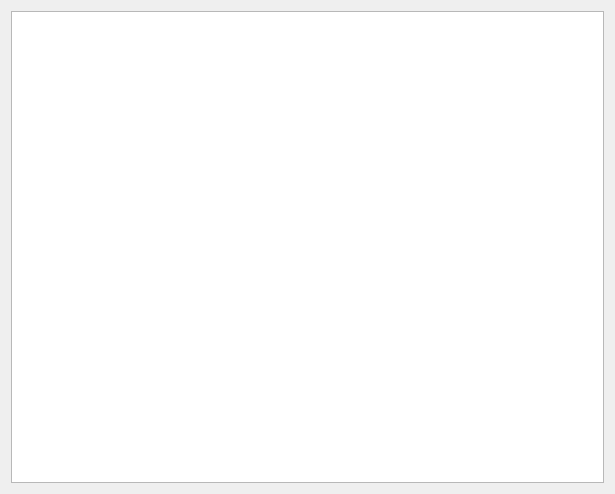
Old version of the form src/qt_ui/pem_editor_widget.ui in the repository Eric-Meunier/Processor-Suite.
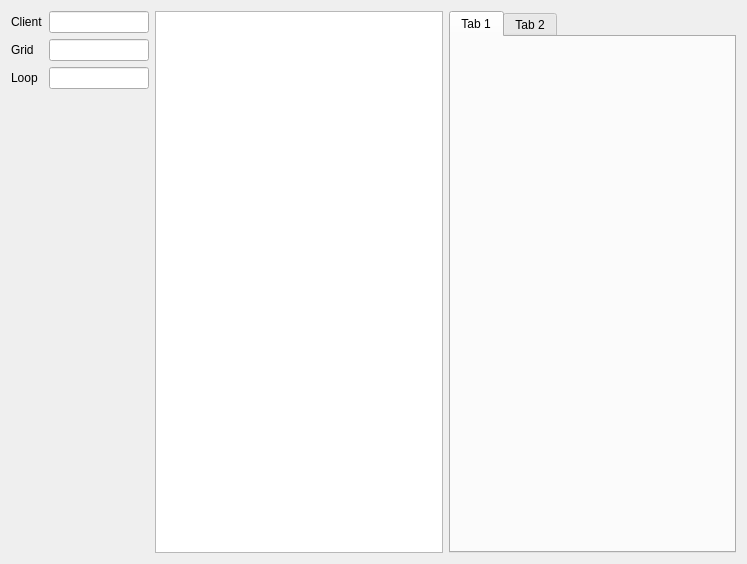
New version of the form.

What changed in the file:
```diff
--- a/src/qt_ui/pem_editor_widget.ui
+++ b/src/qt_ui/pem_editor_widget.ui
@@ -9,16 +9,128 @@
    <rect>
     <x>0</x>
     <y>0</y>
-    <width>615</width>
-    <height>494</height>
+    <width>747</width>
+    <height>564</height>
    </rect>
   </property>
   <property name="windowTitle">
    <string>Form</string>
   </property>
-  <layout class="QGridLayout" name="gridLayout_2">
-   <item row="0" column="0">
-    <widget class="QTableWidget" name="table"/>
+  <layout class="QGridLayout" name="gridLayout">
+   <item row="0" column="0" colspan="2">
+    <layout class="QFormLayout" name="formLayout_2">
+     <item row="0" column="0">
+      <widget class="QLabel" name="client_label">
+       <property name="text">
+        <string>Client</string>
+       </property>
+      </widget>
+     </item>
+     <item row="0" column="1">
+      <widget class="QLineEdit" name="client_edit">
+       <property name="sizePolicy">
+        <sizepolicy hsizetype="Maximum" vsizetype="Fixed">
+         <horstretch>0</horstretch>
+         <verstretch>0</verstretch>
+        </sizepolicy>
+       </property>
+       <property name="minimumSize">
+        <size>
+         <width>100</width>
+         <height>0</height>
+        </size>
+       </property>
+       <property name="maximumSize">
+        <size>
+         <width>100</width>
+         <height>16777215</height>
+        </size>
+       </property>
+      </widget>
+     </item>
+     <item row="1" column="0">
+      <widget class="QLabel" name="grid_label">
+       <property name="text">
+        <string>Grid</string>
+       </property>
+      </widget>
+     </item>
+     <item row="1" column="1">
+      <widget class="QLineEdit" name="grid_edit">
+       <property name="sizePolicy">
+        <sizepolicy hsizetype="Maximum" vsizetype="Fixed">
+         <horstretch>0</horstretch>
+         <verstretch>0</verstretch>
+        </sizepolicy>
+       </property>
+       <property name="minimumSize">
+        <size>
+         <width>100</width>
+         <height>0</height>
+        </size>
+       </property>
+       <property name="maximumSize">
+        <size>
+         <width>100</width>
+         <height>16777215</height>
+        </size>
+       </property>
+      </widget>
+     </item>
+     <item row="2" column="0">
+      <widget class="QLabel" name="loop_label">
+       <property name="text">
+        <string>Loop</string>
+       </property>
+      </widget>
+     </item>
+     <item row="2" column="1">
+      <widget class="QLineEdit" name="loop_edit">
+       <property name="sizePolicy">
+        <sizepolicy hsizetype="Maximum" vsizetype="Fixed">
+         <horstretch>0</horstretch>
+         <verstretch>0</verstretch>
+        </sizepolicy>
+       </property>
+       <property name="minimumSize">
+        <size>
+         <width>100</width>
+         <height>0</height>
+        </size>
+       </property>
+       <property name="maximumSize">
+        <size>
+         <width>100</width>
+         <height>16777215</height>
+        </size>
+       </property>
+      </widget>
+     </item>
+    </layout>
+   </item>
+   <item row="0" column="8">
+    <widget class="QTableWidget" name="table">
+     <property name="sizePolicy">
+      <sizepolicy hsizetype="Expanding" vsizetype="Expanding">
+       <horstretch>0</horstretch>
+       <verstretch>0</verstretch>
+      </sizepolicy>
+     </property>
+    </widget>
+   </item>
+   <item row="0" column="9">
+    <widget class="QTabWidget" name="tabWidget">
+     <widget class="QWidget" name="tab">
+      <attribute name="title">
+       <string>Tab 1</string>
+      </attribute>
+     </widget>
+     <widget class="QWidget" name="tab_2">
+      <attribute name="title">
+       <string>Tab 2</string>
+      </attribute>
+     </widget>
+    </widget>
    </item>
   </layout>
  </widget>
```
Left out of the diff: 4 changed lines with no effect on the pictures.
